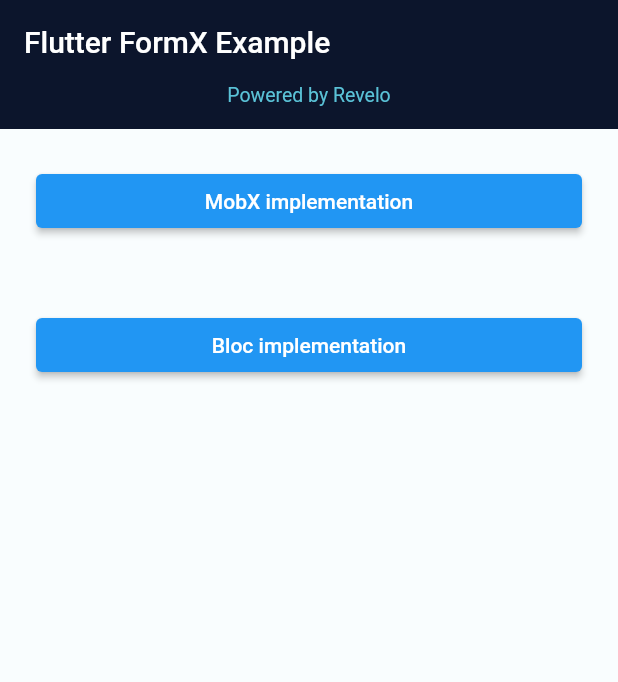
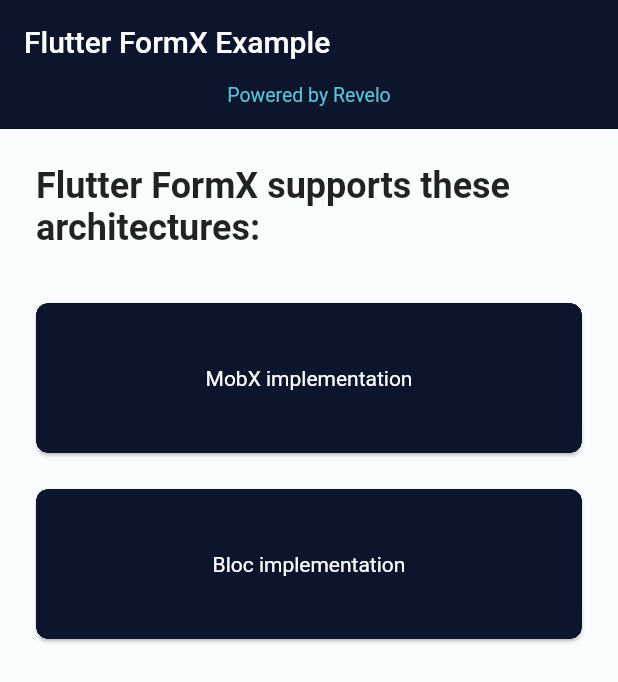
Before and after one commit to revelotech/flutter_formx, a Flutter app: the screen it shows after launch, on a phone screen of 412 x 824 dp. Shown: the top 682 px of the screen. Run offline on Flutter 3.47's test engine with Material 2 defaults, Android fonts, the phone set to English and light mode, and no system bars; our stand-ins replace bloc, flutter_bloc, flutter_mobx, mobx; generated files the repository leaves out were written again.

Commit message:
update example page UI

```diff
--- a/example/lib/presentation/example_page.dart
+++ b/example/lib/presentation/example_page.dart
@@ -30,7 +30,6 @@ class _ExamplePageState extends State<ExamplePage> {
         body: Observer(
           builder: (context) {
             return CustomScrollView(
-              //TODO: improve this UI
               slivers: [
                 const SliverAppBar(
                   backgroundColor: Color(0xFF0C152C),
@@ -53,22 +52,80 @@ class _ExamplePageState extends State<ExamplePage> {
                     ),
                   ),
                 ),
-                SliverToBoxAdapter(
-                  child: Padding(
-                    padding: const EdgeInsets.all(24.0),
-                    child: ElevatedButton(
-                      onPressed: () => Navigator.of(context).pushNamed('mobx'),
-                      child: const Text('MobX implementation'),
-                    ),
-                  ),
-                ),
-                SliverToBoxAdapter(
-                  child: Padding(
-                    padding: const EdgeInsets.all(24.0),
-                    child: ElevatedButton(
-                      onPressed: () => Navigator.of(context).pushNamed('bloc'),
-                      child: const Text('Bloc implementation'),
-                    ),
+                SliverFillRemaining(
+                  hasScrollBody: false,
+                  child: Column(
+                    crossAxisAlignment: CrossAxisAlignment.stretch,
+                    children: [
+                      const Padding(
+                        padding: EdgeInsets.all(24.0),
+                        child: Text(
+                          'Flutter FormX supports these architectures:',
+                          style: TextStyle(
+                            fontSize: 24,
+                            fontWeight: FontWeight.bold,
+                          ),
+                        ),
+                      ),
+                      Padding(
+                        padding: const EdgeInsets.symmetric(
+                          horizontal: 24.0,
+                          vertical: 12,
+                        ),
+                        child: Material(
+                          borderRadius: BorderRadius.circular(8),
+                          clipBehavior: Clip.hardEdge,
+                          elevation: 1,
+                          type: MaterialType.card,
+                          child: InkWell(
+                            onTap: () =>
+                                Navigator.of(context).pushNamed('mobx'),
+                            child: Ink(
+                              decoration: BoxDecoration(
+                                color: const Color(0xFF0C152C),
+                                borderRadius: BorderRadius.circular(8),
+                              ),
+                              height: 100,
+                              child: const Center(
+                                child: Text(
+                                  'MobX implementation',
+                                  style: TextStyle(color: Colors.white),
+                                ),
+                              ),
+                            ),
+                          ),
+                        ),
+                      ),
+                      Padding(
+                        padding: const EdgeInsets.symmetric(
+                          horizontal: 24.0,
+                          vertical: 12,
+                        ),
+                        child: Material(
+                          borderRadius: BorderRadius.circular(8),
+                          clipBehavior: Clip.hardEdge,
+                          elevation: 1,
+                          type: MaterialType.card,
+                          child: InkWell(
+                            onTap: () =>
+                                Navigator.of(context).pushNamed('bloc'),
+                            child: Ink(
+                              decoration: BoxDecoration(
+                                color: const Color(0xFF0C152C),
+                                borderRadius: BorderRadius.circular(8),
+                              ),
+                              height: 100,
+                              child: const Center(
+                                child: Text(
+                                  'Bloc implementation',
+                                  style: TextStyle(color: Colors.white),
+                                ),
+                              ),
+                            ),
+                          ),
+                        ),
+                      ),
+                    ],
                   ),
                 ),
               ],
```
